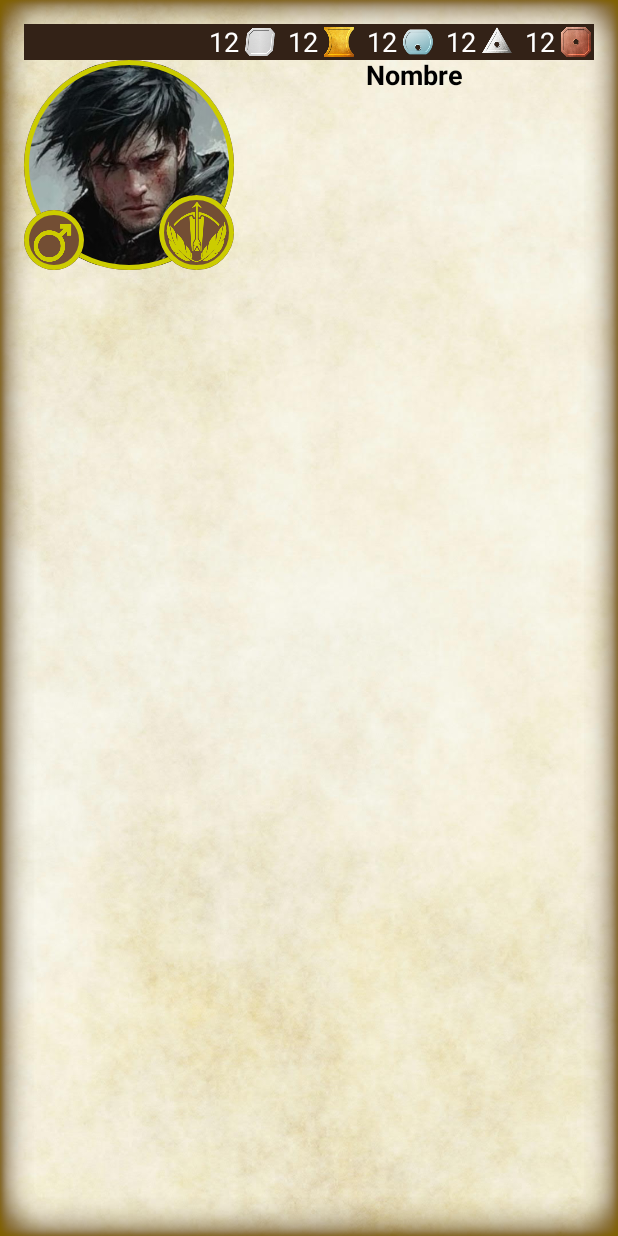
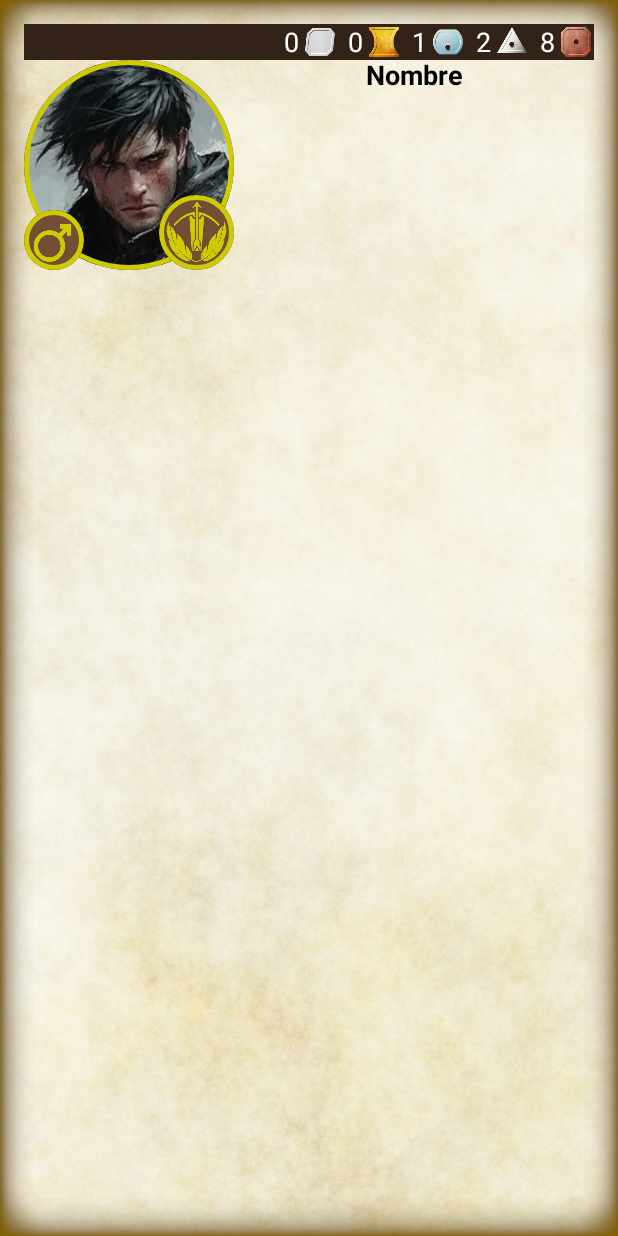
Before and after one commit to MarioFoos/KDnDApp, an Android app built with Jetpack Compose: the screen it shows after launch (CharActivity), on a phone screen of 412 x 824 dp. Run offline under Robolectric (Android 15) with nearby library versions, the phone set to English and light mode, and no system bars.

Commit message:
- Riqueza

```diff
--- a/app/src/main/java/com/mlf/kdndapp/CharActivity.kt
+++ b/app/src/main/java/com/mlf/kdndapp/CharActivity.kt
@@ -1,7 +1,6 @@
 package com.mlf.kdndapp
 
 import android.graphics.BitmapFactory
-import android.graphics.drawable.Drawable
 import android.os.Bundle
 import android.util.Log
 import androidx.activity.ComponentActivity
@@ -42,22 +41,37 @@ import com.dndlib.DNDCharManager
 import com.dndlib.base.EAbility
 import com.dndlib.base.EBackground
 import com.dndlib.base.EClass
+import com.dndlib.base.ECoin
+import com.dndlib.base.EEthnicity
 import com.dndlib.base.EFeat
 import com.dndlib.base.EGender
 import com.dndlib.base.ERace
+import com.dndlib.base.EStageOfLife
+import com.dndlib.res.ComTools
 import com.dndlib.res.Res
 import com.mlf.kdndapp.ui.theme.*
 
 
 class CharActivity : ComponentActivity()
 {
-    var imageCharacted : Drawable? = null
+    private val coinIcons = arrayOf(R.drawable.coin_platinum, R.drawable.coin_gold,  R.drawable.coin_electrum, R.drawable.coin_silver, R.drawable.coin_cupper)
+    private val coinTypes = arrayOf(ECoin.PLATINUM, ECoin.GOLD, ECoin.ELECTRUM, ECoin.SILVER, ECoin.CUPPER)
 
     override fun onCreate(savedInstanceState: Bundle?) {
         super.onCreate(savedInstanceState)
         //val name = intent?.extras?.getString("char").toString()
 
-        val car = DNDChar("Nestor", Res.randomItem(ERace.values()), Res.randomItem(EClass.values()))
+        val race = Res.randomItem(ERace.values())
+        val klass = Res.randomItem(EClass.values())
+        val stageOfLife = Res.randomItem(EStageOfLife.values())
+        val ethnicity = Res.randomItem(EEthnicity.values())
+        val gender = Res.randomItem(EGender.values())
+        val name = Res.genName(race, ethnicity, gender, stageOfLife)
+
+        val car = DNDChar(name, race, klass)
+        car.genAge(stageOfLife)
+        car.setWealth(ComTools.random(30L, 500L))
+
         var ab = 10
 
         car.addFeat(EFeat.LUCKY)
@@ -97,15 +111,14 @@ class CharActivity : ComponentActivity()
                         .height(24.dp)
                         .background(clBrown1))
                 {
-                    val coins = arrayOf(R.drawable.coin_platinum, R.drawable.coin_gold,  R.drawable.coin_electrum, R.drawable.coin_silver, R.drawable.coin_cupper)
-
-                    coins.forEach {
+                    coinTypes.forEachIndexed {
+                        index, type ->
                         Text(
                             modifier = Modifier.padding(2.dp),
-                            text = " 12", fontSize = dimTextFont, color = clWhite)
+                            text = " " + car.wealth.get(type).toString(), fontSize = dimTextFont, color = clWhite)
                         Image(
                             modifier = Modifier.padding(2.dp),
-                            painter = painterResource(id = it),
+                            painter = painterResource(id = coinIcons[index]),
                             contentDescription = null)
                     }
                 }
--- a/app/src/main/java/com/mlf/kdndapp/MainActivity.kt
+++ b/app/src/main/java/com/mlf/kdndapp/MainActivity.kt
@@ -50,6 +50,8 @@ import androidx.compose.ui.text.font.FontWeight
 import androidx.compose.ui.text.style.TextAlign
 import androidx.compose.ui.text.style.TextOverflow
 import androidx.compose.ui.unit.dp
+import com.dndlib.DNDHeight
+import com.dndlib.DNDWeight
 import com.dndlib.base.EAbility
 import com.dndlib.base.EAlignment
 import com.dndlib.base.EClass
@@ -206,11 +208,11 @@ class MainActivity : ComponentActivity()
                     // Altura y Peso
                     Row(verticalAlignment = Alignment.CenterVertically) {
                         Column(Modifier.weight(1f, true)) {
-                            ShowButton(text = height.toString() + " m", icon = R.drawable.d20, onItemClick = { height = ERace.genHeight(race) })
+                            ShowButton(text = DNDHeight.toString(height), icon = R.drawable.d20, onItemClick = { height = ERace.genHeight(race) })
                         }
                         SpaceH()
                         Column(Modifier.weight(1f, true)) {
-                            ShowButton(text = weight.toString() + " kg", icon = R.drawable.d20, onItemClick = { weight = ERace.genWeight(race) })
+                            ShowButton(text = DNDWeight.toString(weight), icon = R.drawable.d20, onItemClick = { weight = ERace.genWeight(race) })
                         }
                     }
                     SpaceV()
```
Also changed, not shown: app/libs/dndutils.jar.
